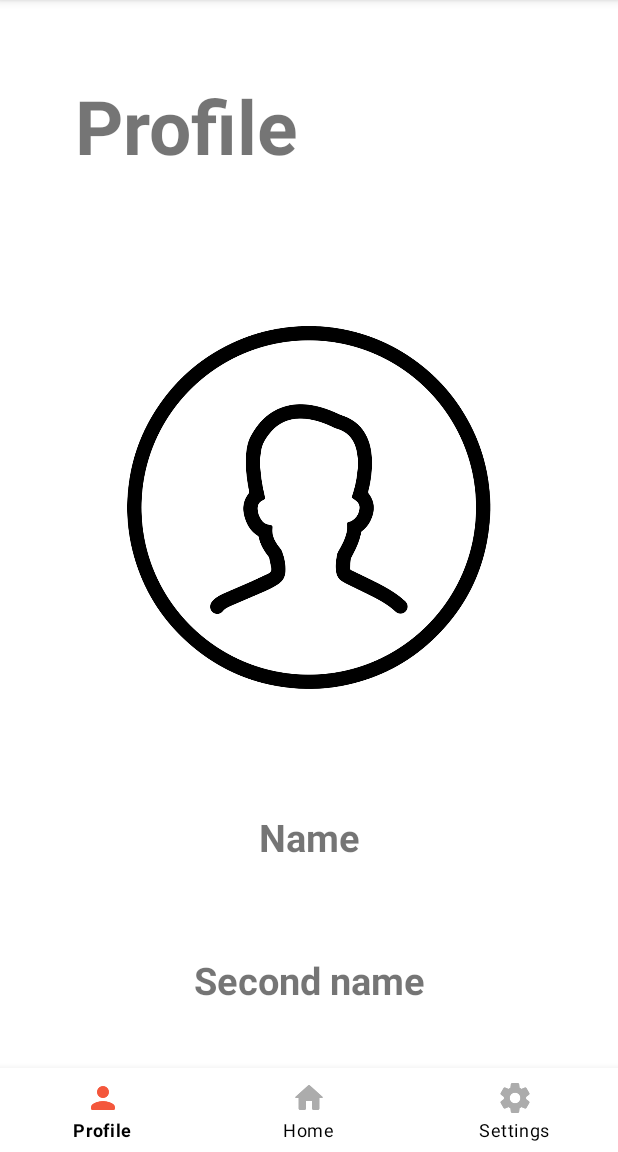
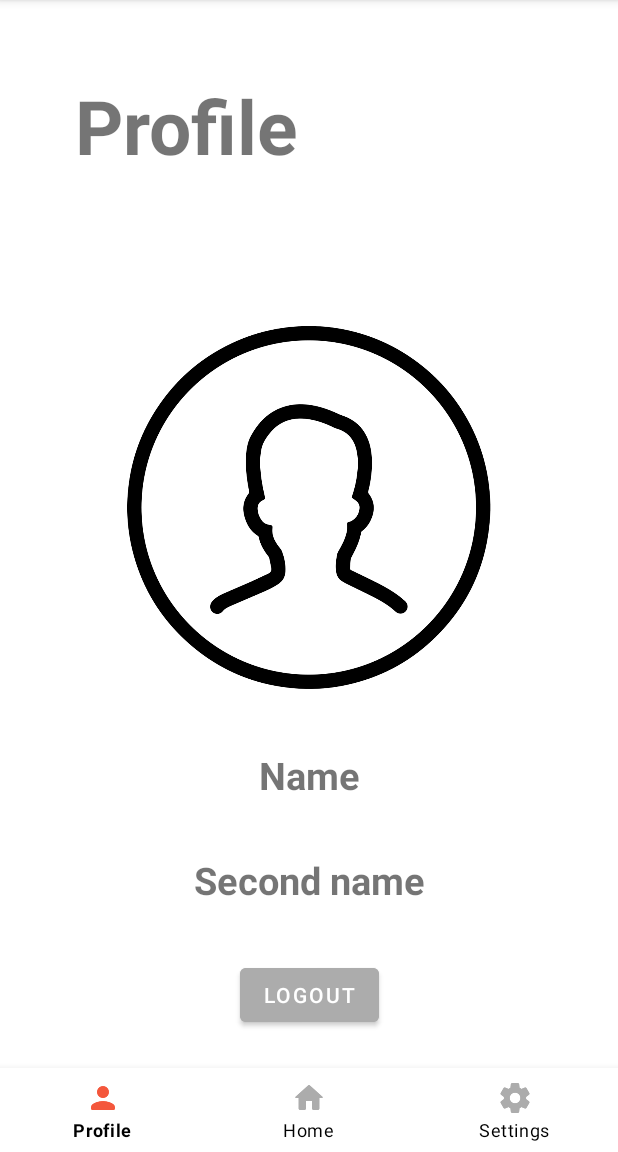
Before and after one commit to 20012001amiramir/PractiseApp, an Android app: the ProfileFragment screen opened through its navigation route, on a phone screen of 412 x 824 dp, the part 84-1236 px from its top. Run offline under Robolectric (Android 15) with nearby library versions, the phone set to English and light mode, and no system bars; our stand-ins replace Dagger/Hilt's generated code, navigation-ui; libraries missing offline, so code that uses them is left out: com.welie.blessed; 2 statements that could not run were skipped.

Commit message:
[9] Logout

```diff
--- a/app/src/main/java/com/example/practiseapp/domain/usecases/AuthUseCases/ISignOutUseCase.kt
+++ b/app/src/main/java/com/example/practiseapp/domain/usecases/AuthUseCases/ISignOutUseCase.kt
@@ -1,7 +1,8 @@
 package com.example.practiseapp.domain.usecases.AuthUseCases
 
-import com.example.practiseapp.data.network.dto.UserSignUpResponse
+import com.example.practiseapp.data.network.dto.LogoutStatus
+import com.example.practiseapp.domain.common.Result
 
 interface ISignOutUseCase {
-    suspend operator fun invoke(): Result<Boolean>
+    suspend operator fun invoke(): Result<LogoutStatus>
 }
--- a/app/src/main/java/com/example/practiseapp/presentation/main/ProfileFragment.kt
+++ b/app/src/main/java/com/example/practiseapp/presentation/main/ProfileFragment.kt
@@ -9,12 +9,14 @@ import com.example.practiseapp.R
 import com.example.practiseapp.databinding.HomePageBinding
 import com.example.practiseapp.databinding.ProfilePageBinding
 import com.example.practiseapp.databinding.SettingPageBinding
+import dagger.hilt.android.AndroidEntryPoint
 
 // TODO: Rename parameter arguments, choose names that match
 // the fragment initialization parameters, e.g. ARG_ITEM_NUMBER
 private const val ARG_PARAM1 = "param1"
 private const val ARG_PARAM2 = "param2"
 
+@AndroidEntryPoint
 class ProfileFragment : Fragment() {
 
     private var _binding: ProfilePageBinding? = null
--- a/app/src/main/java/com/example/practiseapp/presentation/welcome/WelcomeViewModel.kt
+++ b/app/src/main/java/com/example/practiseapp/presentation/welcome/WelcomeViewModel.kt
@@ -7,7 +7,6 @@ import com.example.practiseapp.domain.entities.AccountUser
 import com.example.practiseapp.domain.common.Result
 import com.example.practiseapp.domain.usecases.AuthUseCases.ISignInUseCase
 import com.example.practiseapp.domain.usecases.AuthUseCases.ISignUpUseCase
-import dagger.assisted.Assisted
 import dagger.hilt.android.lifecycle.HiltViewModel
 import kotlinx.coroutines.launch
 import javax.inject.Inject
--- a/app/src/main/res/layout/profile_page.xml
+++ b/app/src/main/res/layout/profile_page.xml
@@ -30,8 +30,8 @@
         android:id="@+id/name"
         android:layout_width="wrap_content"
         android:layout_height="wrap_content"
-        android:layout_marginTop="40dp"
-        android:padding="20dp"
+        android:layout_marginTop="10dp"
+        android:padding="5dp"
         android:text="Name"
         android:textSize="25sp"
         android:textStyle="bold"
@@ -44,13 +44,24 @@
         android:id="@+id/second_name"
         android:layout_width="wrap_content"
         android:layout_height="wrap_content"
-        android:padding="20dp"
+        android:padding="5dp"
         android:text="Second name"
         android:textSize="25sp"
         android:textStyle="bold"
+        app:layout_constraintBottom_toTopOf="@id/btn_logout"
+        app:layout_constraintEnd_toEndOf="parent"
+        app:layout_constraintStart_toStartOf="parent"
+        app:layout_constraintTop_toBottomOf="@+id/name" />
+
+    <Button
+        android:id="@+id/btn_logout"
+        android:layout_width="wrap_content"
+        android:layout_height="wrap_content"
+        android:layout_marginTop="5dp"
+        android:text="Logout"
+        android:backgroundTint="@color/grey"
         app:layout_constraintBottom_toBottomOf="parent"
         app:layout_constraintEnd_toEndOf="parent"
         app:layout_constraintStart_toStartOf="parent"
-        app:layout_constraintTop_toBottomOf="@+id/name" />
-    />
+        app:layout_constraintTop_toBottomOf="@+id/second_name" />
 </androidx.constraintlayout.widget.ConstraintLayout>
```
Also changed, not shown: app/src/main/java/com/example/practiseapp/data/di/AuthInterceptorModule.kt (added, +15 -0 lines), app/src/main/java/com/example/practiseapp/data/di/NetworkModule.kt (+7 -5 lines), app/src/main/java/com/example/practiseapp/data/di/UseCaseModule.kt (+9 -4 lines), app/src/main/java/com/example/practiseapp/data/di/qualifiers/AuthInterceptor.kt (added, +7 -0 lines), app/src/main/java/com/example/practiseapp/data/di/qualifiers/SignOutUseCaseMain.kt (added, +7 -0 lines), app/src/main/java/com/example/practiseapp/data/network/AuthApi.kt (+8 -4 lines), app/src/main/java/com/example/practiseapp/data/network/interceptors/AuthInterceptor.kt (added, +20 -0 lines), app/src/main/java/com/example/practiseapp/data/repositories/AuthRepository.kt (+7 -4 lines), app/src/main/java/com/example/practiseapp/domain/usecases/AuthUseCases/SignOutUseCase.kt (+7 -5 lines), app/src/main/java/com/example/practiseapp/presentation/main/MainViewModel.kt (added, +14 -0 lines).
